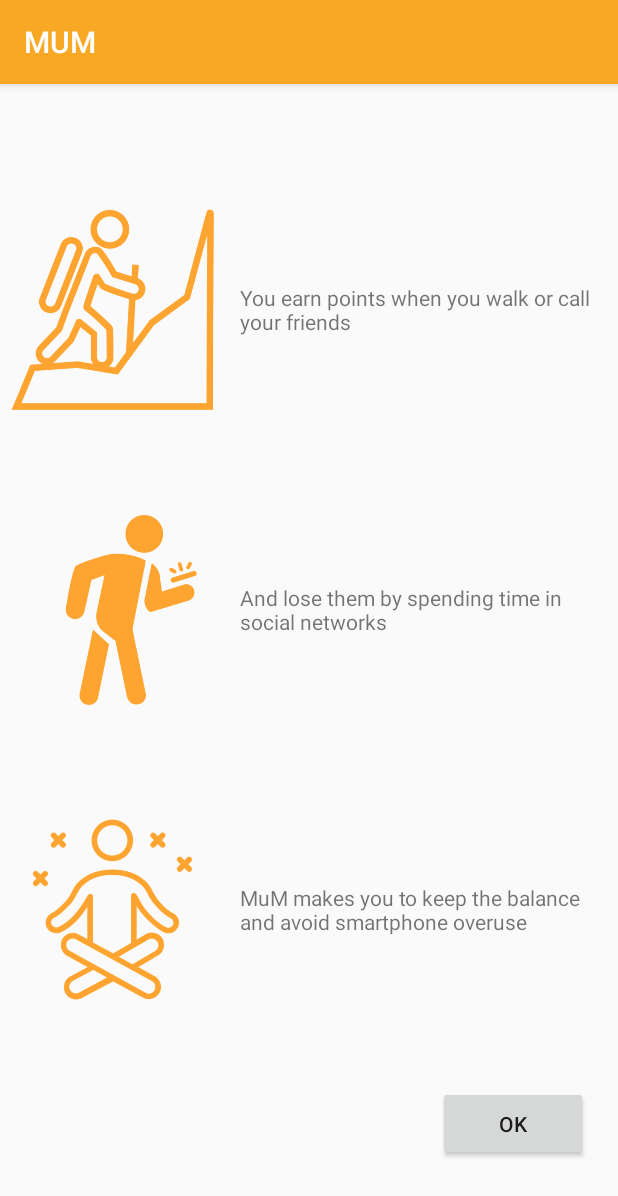
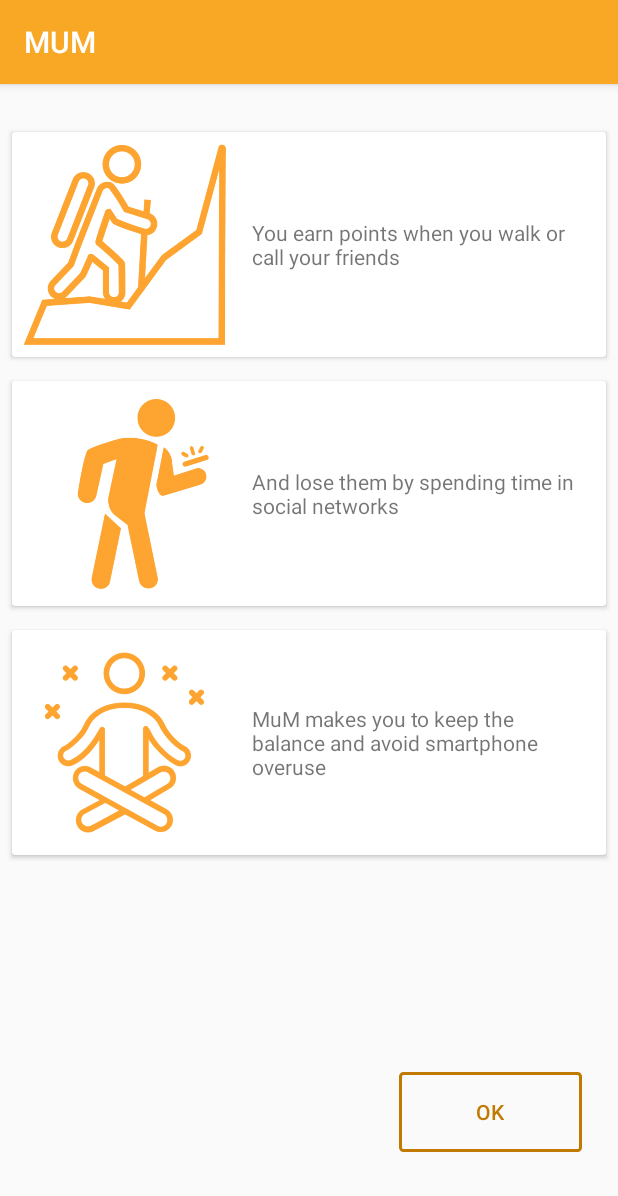
Before and after one commit to laojala/MUM, an Android app: the InstructionsActivity screen opened directly, with no data from a screen before it, on a phone screen of 412 x 824 dp. Shown: the top 1196 px of the screen. Run offline under Robolectric (Android 15) with nearby library versions, the phone set to English and light mode, and no system bars.

Commit message:
Instructions ui polised

```diff
--- a/app/src/main/java/com/example/mum/InstructionsActivity.kt
+++ b/app/src/main/java/com/example/mum/InstructionsActivity.kt
@@ -1,8 +1,10 @@
 package com.example.mum
 
+import android.content.Context
 import android.content.Intent
 import android.support.v7.app.AppCompatActivity
 import android.os.Bundle
+import android.util.Log
 import android.view.View
 import android.widget.Button
 
@@ -14,6 +16,10 @@ class InstructionsActivity : AppCompatActivity() {
 
         val button = findViewById<Button>(R.id.instructions)
         button.setOnClickListener {
+            // Apply hide flag after instructions are shown
+            val pref = (applicationContext).getSharedPreferences("instructions", Context.MODE_PRIVATE)
+            pref.edit().putBoolean("hidden", true).apply()
+
             val main = Intent(this, MainActivity::class.java)
             startActivity(main)
             finish()
--- a/app/src/main/java/com/example/mum/MainActivity.kt
+++ b/app/src/main/java/com/example/mum/MainActivity.kt
@@ -11,6 +11,8 @@ import android.support.v4.content.ContextCompat
 import android.support.v7.app.AppCompatActivity
 import android.support.v7.widget.LinearLayoutManager
 import android.support.v7.widget.RecyclerView
+import android.view.Menu
+import android.view.MenuItem
 import com.aware.Aware
 import com.aware.Aware_Preferences
 import com.example.mum.model.DetailItem
@@ -32,6 +34,22 @@ class MainActivity : AppCompatActivity() {
     companion object {
         const val GOOGLE_SIGN_IN_REQUEST_CODE = 10 // for later reference
         const val LOG_TAG = "MUM Fitness History"
+    }
+
+    override fun onCreateOptionsMenu(menu: Menu?): Boolean {
+        menuInflater.inflate(R.menu.menu, menu)
+        return true
+    }
+
+    override fun onOptionsItemSelected(item: MenuItem?): Boolean {
+        val id = item!!.getItemId()
+
+        if (id == R.id.menu_instructions) {
+            val instructions = Intent(this, InstructionsActivity::class.java)
+            startActivity(instructions)
+        }
+
+        return super.onOptionsItemSelected(item)
     }
 
     override fun onCreate(savedInstanceState: Bundle?) {
--- a/app/src/main/java/com/example/mum/SplashActivity.kt
+++ b/app/src/main/java/com/example/mum/SplashActivity.kt
@@ -2,6 +2,7 @@ package com.example.mum
 
 import android.Manifest
 import android.content.ContentValues
+import android.content.Context
 import android.content.Intent
 import android.support.v7.app.AppCompatActivity
 import android.os.Bundle
@@ -101,14 +102,23 @@ class SplashActivity : AppCompatActivity() {
             }
         }
 
-        // Open MainActivity when all conditions are ok
+        // Open Instructions on first run, MainActivity on following
         if (permissions_ok) {
-            val instructions = Intent(this, InstructionsActivity::class.java)
-            startActivity(instructions)
-            finish()
+            val pref = (applicationContext).getSharedPreferences("instructions", Context.MODE_PRIVATE)
+
+            if (!pref.getBoolean("hidden", false)) {
+                val instructions = Intent(this, InstructionsActivity::class.java)
+                startActivity(instructions)
+                finish()
+            } else {
+                val main = Intent(this, MainActivity::class.java)
+                startActivity(main)
+                finish()
+            }
 
         } else {
 
+            //Request permissions
             val permissions = Intent(this, PermissionsHandler::class.java)
             permissions.putExtra(PermissionsHandler.EXTRA_REQUIRED_PERMISSIONS, REQUIRED_PERMISSIONS)
             permissions.flags = Intent.FLAG_ACTIVITY_NEW_TASK
--- /dev/null
+++ b/app/src/main/res/drawable/bg_btn_outlined.xml
@@ -0,0 +1,32 @@
+<?xml version="1.0" encoding="utf-8"?>
+<inset xmlns:android="http://schemas.android.com/apk/res/android"
+       android:insetLeft="@dimen/abc_button_inset_horizontal_material"
+       android:insetTop="@dimen/abc_button_inset_vertical_material"
+       android:insetRight="@dimen/abc_button_inset_horizontal_material"
+       android:insetBottom="@dimen/abc_button_inset_vertical_material">
+    <ripple xmlns:android="http://schemas.android.com/apk/res/android"
+            android:color="?attr/colorControlHighlight">
+        <item>
+            <shape>
+                <stroke
+                        android:width="2dp"
+                        android:color="@color/colorPrimaryDark"/>
+                <corners android:radius="@dimen/abc_control_corner_material"/>
+                <padding
+                        android:bottom="@dimen/abc_button_padding_vertical_material"
+                        android:left="@dimen/abc_button_padding_horizontal_material"
+                        android:right="@dimen/abc_button_padding_horizontal_material"
+                        android:top="@dimen/abc_button_padding_vertical_material"/>
+            </shape>
+        </item>
+        <item android:id="@android:id/mask">
+            <shape>
+                <stroke
+                        android:width="2dp"
+                        android:color="@color/colorPrimaryDark"/>
+                <solid android:color="@android:color/white"/>
+                <corners android:radius="@dimen/abc_control_corner_material"/>
+            </shape>
+        </item>
+    </ripple>
+</inset>
--- a/app/src/main/res/layout/activity_instructions.xml
+++ b/app/src/main/res/layout/activity_instructions.xml
@@ -2,18 +2,17 @@
 <RelativeLayout
         xmlns:android="http://schemas.android.com/apk/res/android"
         xmlns:tools="http://schemas.android.com/tools"
-        xmlns:app="http://schemas.android.com/apk/res-auto"
         android:layout_width="match_parent"
-        android:layout_height="match_parent"
+        android:layout_height="match_parent" xmlns:app="http://schemas.android.com/apk/res-auto"
         tools:context=".InstructionsActivity">
 
-
-    <LinearLayout
-            android:id="@+id/grid"
+    <android.support.v7.widget.CardView
+            android:id="@+id/earn"
             android:layout_width="match_parent"
-            android:layout_height="wrap_content"
-            android:orientation="vertical"
-            android:layout_marginTop="75dp">
+            android:layout_height="150dp"
+            android:layout_marginStart="8dp"
+            android:layout_marginEnd="8dp"
+            android:layout_marginTop="32dp">
 
         <LinearLayout
                 android:layout_width="match_parent"
@@ -36,11 +35,21 @@
 
         </LinearLayout>
 
+    </android.support.v7.widget.CardView>
+
+    <android.support.v7.widget.CardView
+            android:id="@+id/spend"
+            android:layout_width="match_parent"
+            android:layout_height="150dp"
+            android:layout_marginStart="8dp"
+            android:layout_marginEnd="8dp"
+            android:layout_below="@id/earn"
+            android:layout_marginTop="16dp">
+
         <LinearLayout
                 android:layout_width="match_parent"
                 android:layout_height="wrap_content"
-                android:orientation="horizontal"
-                android:layout_marginTop="50dp">
+                android:orientation="horizontal">
 
             <ImageView
                     android:layout_width="150dp"
@@ -58,14 +67,23 @@
 
         </LinearLayout>
 
+    </android.support.v7.widget.CardView>
+
+    <android.support.v7.widget.CardView
+            android:id="@+id/balance"
+            android:layout_width="match_parent"
+            android:layout_height="150dp"
+            android:layout_marginStart="8dp"
+            android:layout_marginEnd="8dp"
+            android:layout_below="@id/spend"
+            android:layout_marginTop="16dp">
+
         <LinearLayout
                 android:layout_width="match_parent"
                 android:layout_height="wrap_content"
-                android:orientation="horizontal"
-                android:layout_marginTop="50dp">
+                android:orientation="horizontal">
 
             <ImageView
-                    android:id="@+id/earn"
                     android:layout_width="150dp"
                     android:layout_height="150dp"
                     android:src="@drawable/balance"/>
@@ -81,16 +99,19 @@
 
         </LinearLayout>
 
-    </LinearLayout>
+    </android.support.v7.widget.CardView>
 
     <Button
             android:id="@+id/instructions"
-            android:layout_width="100dp"
-            android:layout_height="50dp"
+            android:layout_width="130dp"
+            android:layout_height="65dp"
             android:layout_alignParentEnd="true"
             android:layout_alignParentBottom="true"
             android:layout_marginBottom="50dp"
-            android:layout_marginRight="20dp"
-            android:text="Ok"/>
+            android:layout_marginEnd="20dp"
+            style="@style/Button.Outlined"
+            android:textColor="@color/colorPrimaryDark"
+            android:text="ok"/>
+
 
 </RelativeLayout>
--- /dev/null
+++ b/app/src/main/res/menu/menu.xml
@@ -0,0 +1,12 @@
+<?xml version="1.0" encoding="utf-8"?>
+<menu xmlns:android="http://schemas.android.com/apk/res/android"
+      xmlns:app="http://schemas.android.com/apk/res-auto">
+
+    <item
+            android:id="@+id/menu_instructions"
+            android:orderInCategory="1"
+            android:icon="@drawable/info"
+            android:title="Instructions"
+            app:showAsAction="always" />
+
+</menu>
--- a/app/src/main/res/values/styles.xml
+++ b/app/src/main/res/values/styles.xml
@@ -16,4 +16,8 @@
         <item name="android:windowBackground">@drawable/ic_splash</item>
     </style>
 
+    <style name="Button.Outlined" parent="Widget.AppCompat.Button.Borderless.Colored">
+        <item name="android:background">@drawable/bg_btn_outlined</item>
+    </style>
+
 </resources>
```
Also changed, not shown: app/src/main/res/drawable/info.png (added).
